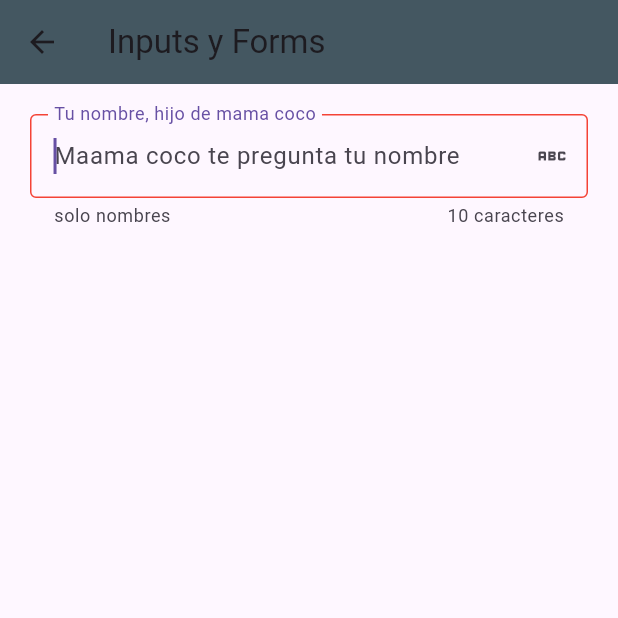
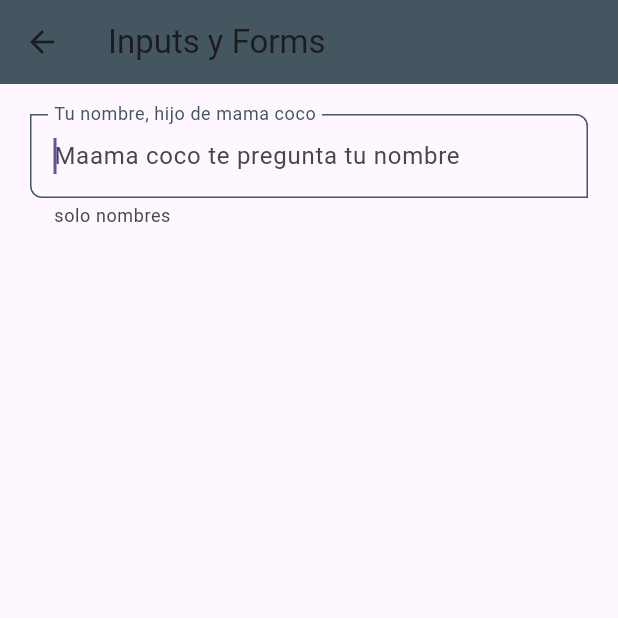
Before and after one commit to Cesarcceo/Curso-Flutter, a Flutter app: the InputsScreen screen opened by its route, on a phone screen of 412 x 824 dp, the top half of it. Run offline on Flutter 3.47's test engine with Material 3 defaults, Android fonts, the phone set to English and light mode, and no system bars.

Commit message:
New feature (widgets): :aaprkles: se creo el widget personalisado "Custom input field" para la pantalla de "inputs screen"

```diff
--- a/lib/screens/inputs_screen.dart
+++ b/lib/screens/inputs_screen.dart
@@ -1,4 +1,6 @@
 import 'package:flutter/material.dart';
+
+import '../widgets/widgets.dart';
 
 class InputsScreen extends StatelessWidget {
   const InputsScreen({Key? key}) : super(key: key);
@@ -9,41 +11,15 @@
       appBar: AppBar(
         title: const Text('Inputs y Forms'),
       ),
-      body: SingleChildScrollView(
+      body: const SingleChildScrollView(
         child: Padding(
-          padding: const EdgeInsets.symmetric(horizontal: 20, vertical: 20),
+          padding: EdgeInsets.symmetric(horizontal: 20, vertical: 20),
           child: Column(
             children: [
-              TextFormField(
-                autofocus: true,
-                initialValue: '',
-                textCapitalization: TextCapitalization.words,
-                onChanged: (value) {
-                  print('value $value');
-                },
-                validator: (value) {
-                  if (value == null) return 'Mama Coco te necesita';
-                  return value.length < 5 ? 'minimo de 5 letras' : null;
-                },
-                autovalidateMode: AutovalidateMode.onUserInteraction,
-                decoration: const InputDecoration(
-                  hintText: 'Maama coco te pregunta tu nombre',
-                  labelText: 'Tu nombre, hijo de mama coco',
-                  helperText: 'solo nombres',
-                  counterText: '10 caracteres',
-                  suffixIcon: Icon(Icons.abc),
-                  // prefixIcon: Icon(Icons.abc),
-                  // icon: Icon(Icons.abc),
-                  focusedBorder: OutlineInputBorder(
-                      borderSide: BorderSide(
-                    color: Colors.red,
-                  )),
-                  border: OutlineInputBorder(
-                    borderRadius: BorderRadius.only(
-                        bottomLeft: Radius.circular(8),
-                        topRight: Radius.circular(8)),
-                  ),
-                ),
+              CustomInputField(
+                labelText: 'Tu nombre, hijo de mama coco',
+                helperText: 'solo nombres',
+                hintText: 'Maama coco te pregunta tu nombre',
               ),
             ],
           ),
--- a/lib/theme/app_theme.dart
+++ b/lib/theme/app_theme.dart
@@ -21,6 +21,21 @@
       shape: const StadiumBorder(),
       elevation: 0,
     )),
+
+    inputDecorationTheme: const InputDecorationTheme(
+      floatingLabelStyle: TextStyle(color: primary),
+      enabledBorder: OutlineInputBorder(
+          borderSide: BorderSide(color: primary),
+          borderRadius: BorderRadius.only(
+              bottomLeft: Radius.circular(8), topRight: Radius.circular(8))),
+      focusedBorder: OutlineInputBorder(
+          borderSide: BorderSide(color: primary),
+          borderRadius: BorderRadius.only(
+              bottomLeft: Radius.circular(8), topRight: Radius.circular(8))),
+      border: OutlineInputBorder(
+          borderRadius: BorderRadius.only(
+              bottomLeft: Radius.circular(8), topRight: Radius.circular(8))),
+    ),
   );
   static final ThemeData darkTheme = ThemeData.dark().copyWith(
       primaryColor: Colors.blue,
--- /dev/null
+++ b/lib/widgets/custom_input_field.dart
@@ -0,0 +1,53 @@
+import 'package:flutter/material.dart';
+
+class CustomInputField extends StatelessWidget {
+  final String? hintText;
+  final String? labelText;
+  final String? helperText;
+  final IconData? icon;
+  final IconData? suffixIcon;
+
+  const CustomInputField({
+    super.key,
+    this.hintText,
+    this.labelText,
+    this.helperText,
+    this.icon,
+    this.suffixIcon,
+  });
+
+  @override
+  Widget build(BuildContext context) {
+    return TextFormField(
+      autofocus: true,
+      initialValue: '',
+      textCapitalization: TextCapitalization.words,
+      onChanged: (value) {
+        print('value $value');
+      },
+      validator: (value) {
+        if (value == null) return 'Mama Coco te necesita';
+        return value.length < 5 ? 'minimo de 5 letras' : null;
+      },
+      autovalidateMode: AutovalidateMode.onUserInteraction,
+      decoration: InputDecoration(
+        hintText: hintText, //'Maama coco te pregunta tu nombre',
+        labelText: labelText, //'Tu nombre, hijo de mama coco',
+        helperText: helperText, //'solo nombres',
+        suffixIcon: suffixIcon == null ? null : Icon(suffixIcon),
+        icon: icon == null ? null : Icon(icon),
+        // counterText: '10 caracteres',
+        // prefixIcon: Icon(Icons.abc),
+        // focusedBorder: OutlineInputBorder(
+        //     borderSide: BorderSide(
+        //   color: Colors.red,
+        // )),
+        // border: OutlineInputBorder(
+        //   borderRadius: BorderRadius.only(
+        //       bottomLeft: Radius.circular(8),
+        //       topRight: Radius.circular(8)),
+        // ),
+      ),
+    );
+  }
+}
--- a/lib/widgets/widgets.dart
+++ b/lib/widgets/widgets.dart
@@ -1,2 +1,3 @@
+export 'package:primer_proyecto/widgets/custom_input_field.dart';
 export 'package:primer_proyecto/widgets/tarjeta_peronalisada_tipo_2.dart';
 export 'package:primer_proyecto/widgets/tarjeta_personalisada.dart';
```
